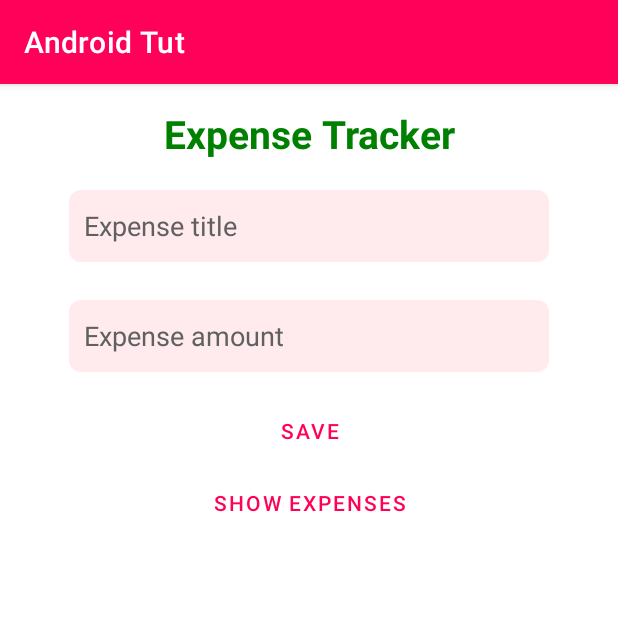
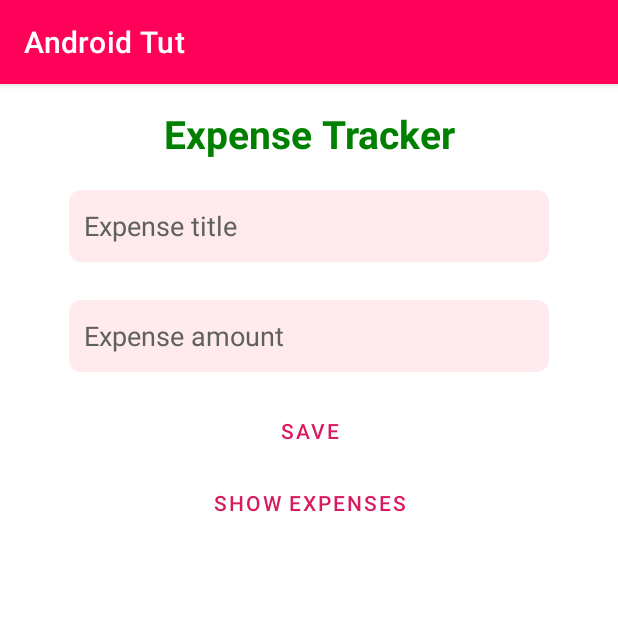
Before and after one commit to let-bibek/AndroidTut, an Android app: the intent_passing screen opened directly, with no data from a screen before it, after a tap on "ROOM DB", on a phone screen of 412 x 824 dp, the top half of it. Run offline under Robolectric (Android 15) with nearby library versions, the phone set to English and light mode, and no system bars; our stand-ins replace Room's generated code.

Commit message:
click image

```diff
--- a/app/src/main/java/com/softdrax/androidtut/intent_passing.java
+++ b/app/src/main/java/com/softdrax/androidtut/intent_passing.java
@@ -7,6 +7,7 @@ import android.app.Dialog;
 import android.content.DialogInterface;
 import android.content.Intent;
 import android.content.SharedPreferences;
+import android.media.Image;
 import android.os.Bundle;
 import android.util.Log;
 import android.view.Gravity;
@@ -398,6 +399,17 @@ public class intent_passing extends AppCompatActivity {
             }
         });
 
+//        image
+        Button btnToImage;
+        btnToImage=findViewById(R.id.btnToImage);
+        btnToImage.setOnClickListener(new View.OnClickListener() {
+            @Override
+            public void onClick(View v) {
+                Intent intent=new Intent(intent_passing.this, ImageUploadUsingCamera.class);
+                startActivity(intent);
+            }
+        });
+
 
     }
 }
--- a/app/src/main/res/layout/activity_intent_passing.xml
+++ b/app/src/main/res/layout/activity_intent_passing.xml
@@ -174,6 +174,10 @@
                 <Button
                     android:id="@+id/btnToRoomDatabase"
                     android:text="@string/btnToRoomDatabase" />
+                <Button
+                    android:id="@+id/btnToImage"
+                    android:text="@string/btnToImage" />
+
             </GridLayout>
 
         </androidx.cardview.widget.CardView>
--- a/app/src/main/res/layout/activity_room_database_ex.xml
+++ b/app/src/main/res/layout/activity_room_database_ex.xml
@@ -1,11 +1,12 @@
 <?xml version="1.0" encoding="utf-8"?>
 <ScrollView xmlns:android="http://schemas.android.com/apk/res/android"
+    xmlns:app="http://schemas.android.com/apk/res-auto"
+    xmlns:tools="http://schemas.android.com/tools"
     android:layout_width="fill_parent"
     android:layout_height="fill_parent"
     android:fillViewport="true">
 
-    <LinearLayout xmlns:app="http://schemas.android.com/apk/res-auto"
-        xmlns:tools="http://schemas.android.com/tools"
+    <LinearLayout
         android:layout_width="match_parent"
         android:layout_height="wrap_content"
         android:gravity="center"
@@ -67,7 +68,8 @@
                 android:layout_width="wrap_content"
                 android:layout_height="wrap_content"
                 android:layout_gravity="center"
-                android:text="@string/Save" />
+                android:text="@string/Save"
+                android:textColor="#D81B60" />
         </LinearLayout>
 
         <Button
@@ -76,7 +78,8 @@
             android:layout_width="wrap_content"
             android:layout_height="wrap_content"
             android:layout_gravity="center"
-            android:text="Show Expenses" />
+            android:text="Show Expenses"
+            android:textColor="#D81B60" />
 
         <ScrollView
             android:layout_width="fill_parent"
--- a/app/src/main/res/values/strings.xml
+++ b/app/src/main/res/values/strings.xml
@@ -77,4 +77,5 @@
     <string name="ExpenseTitle">Expense title</string>
     <string name="ExpenseAmount">Expense amount</string>
     <string name="Save">Save</string>
+    <string name="btnToImage">Image</string>
 </resources>
```
Also changed, not shown: app/src/main/AndroidManifest.xml (+7 -0 lines), app/src/main/java/com/softdrax/androidtut/ImageUploadUsingCamera.java (added, +48 -0 lines), app/src/main/res/layout/activity_image_upload_using_camera.xml (added, +27 -0 lines).
